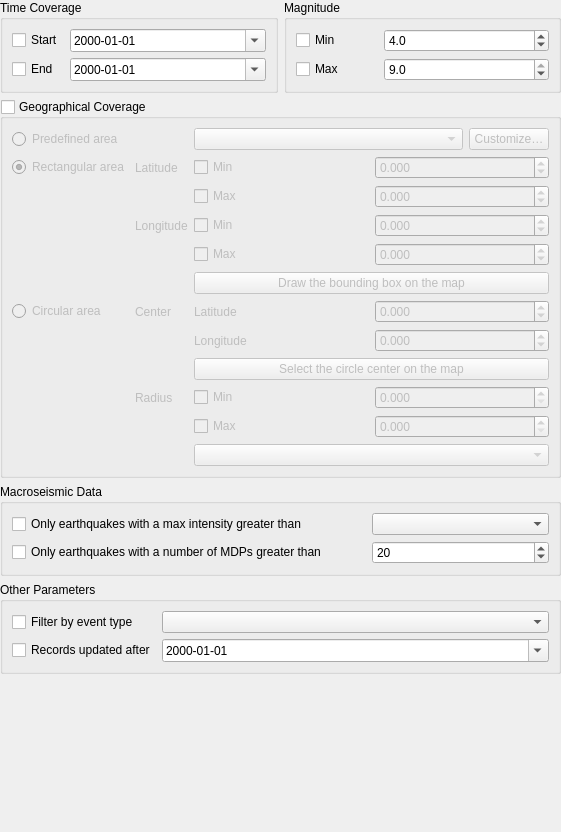
INGV/qquake, file qquake/ui/filter_parameter_widget_base.ui: the form before one commit.
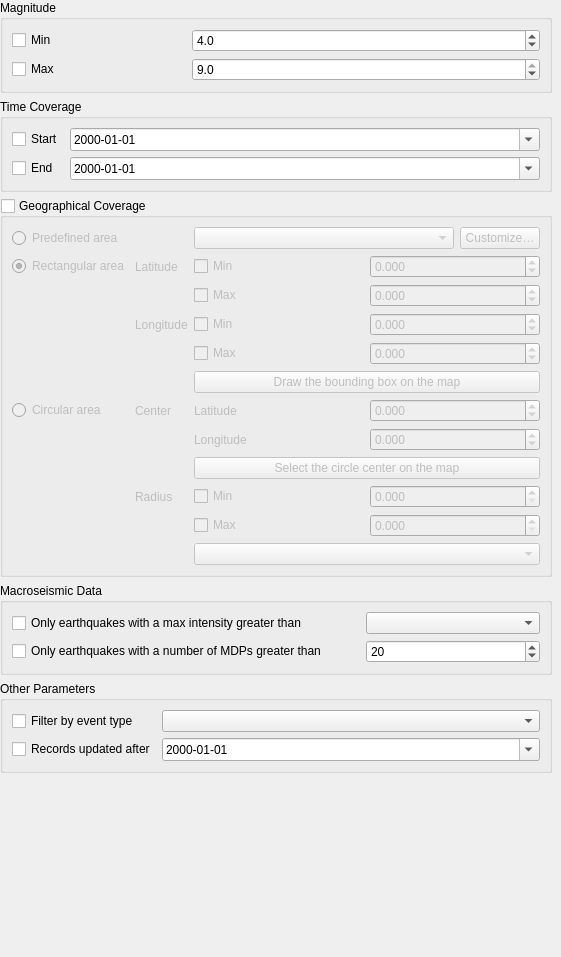
The form after the commit. Custom widgets are drawn as their Qt base class.

Commit message:
Improve handling of scroll areas in widget tabs
Fixes #38

Diff of the .ui file:
```diff
--- a/qquake/ui/filter_parameter_widget_base.ui
+++ b/qquake/ui/filter_parameter_widget_base.ui
@@ -7,13 +7,13 @@
     <x>0</x>
     <y>0</y>
     <width>561</width>
-    <height>832</height>
+    <height>957</height>
    </rect>
   </property>
   <property name="windowTitle">
    <string>Form</string>
   </property>
-  <layout class="QGridLayout" name="gridLayout">
+  <layout class="QVBoxLayout" name="verticalLayout">
    <property name="leftMargin">
     <number>0</number>
    </property>
@@ -26,82 +26,112 @@
    <property name="bottomMargin">
     <number>0</number>
    </property>
-   <item row="2" column="0" colspan="2">
-    <widget class="QGroupBox" name="macroseismic_data_group">
+   <item>
+    <widget class="QScrollArea" name="scroll_area">
+     <property name="frameShape">
+      <enum>QFrame::NoFrame</enum>
+     </property>
+     <property name="frameShadow">
+      <enum>QFrame::Plain</enum>
+     </property>
+     <property name="widgetResizable">
+      <bool>true</bool>
+     </property>
+     <widget class="QWidget" name="scrollAreaWidgetContents">
+      <property name="geometry">
+       <rect>
+        <x>0</x>
+        <y>0</y>
+        <width>561</width>
+        <height>957</height>
+       </rect>
+      </property>
+      <layout class="QVBoxLayout" name="verticalLayout_2">
+       <property name="leftMargin">
+        <number>0</number>
+       </property>
+       <property name="topMargin">
+        <number>0</number>
+       </property>
+       <property name="bottomMargin">
+        <number>0</number>
+       </property>
+       <item>
+        <widget class="QGroupBox" name="magnitude_group">
      <property name="title">
-      <string>Macroseismic Data</string>
-     </property>
-     <property name="checkable">
-      <bool>false</bool>
-     </property>
-     <property name="checked">
-      <bool>false</bool>
-     </property>
-     <layout class="QGridLayout" name="gridLayout_2" columnstretch="2,1">
+          <string>Magnitude</string>
+         </property>
+         <layout class="QGridLayout" name="gridLayout_7" columnstretch="1,2">
+          <item row="0" column="1">
+           <widget class="QDoubleSpinBox" name="fdsn_event_min_magnitude">
+            <property name="decimals">
+             <number>1</number>
+            </property>
+            <property name="minimum">
+             <double>-9.000000000000000</double>
+            </property>
+            <property name="maximum">
+             <double>9.000000000000000</double>
+            </property>
+            <property name="singleStep">
+             <double>0.500000000000000</double>
+            </property>
+            <property name="value">
+             <double>4.000000000000000</double>
+            </property>
+           </widget>
+          </item>
       <item row="1" column="0">
-       <widget class="QCheckBox" name="earthquake_number_mdps_greater_check">
+           <widget class="QCheckBox" name="max_mag_check">
         <property name="text">
-         <string>Only earthquakes with a number of MDPs greater than</string>
+             <string>Max</string>
         </property>
        </widget>
       </item>
       <item row="0" column="0">
-       <widget class="QCheckBox" name="earthquake_max_intensity_greater_check">
+           <widget class="QCheckBox" name="min_mag_check">
         <property name="text">
-         <string>Only earthquakes with a max intensity greater than</string>
+             <string>Min</string>
         </property>
        </widget>
       </item>
       <item row="1" column="1">
-       <widget class="QSpinBox" name="earthquake_number_mdps_greater_spin">
+           <widget class="QDoubleSpinBox" name="fdsn_event_max_magnitude">
+            <property name="decimals">
+             <number>1</number>
+            </property>
+            <property name="minimum">
+             <double>1.000000000000000</double>
+            </property>
         <property name="maximum">
-         <number>999999</number>
+             <double>9.000000000000000</double>
+            </property>
+            <property name="singleStep">
+             <double>0.500000000000000</double>
         </property>
         <property name="value">
-         <number>20</number>
+             <double>9.000000000000000</double>
         </property>
        </widget>
       </item>
-      <item row="0" column="1">
-       <widget class="QComboBox" name="earthquake_max_intensity_greater_combo"/>
-      </item>
      </layout>
     </widget>
    </item>
-   <item row="6" column="0" colspan="2">
-    <widget class="OutputTableOptionsWidget" name="output_table_options_widget" native="true"/>
-   </item>
-   <item row="3" column="0" colspan="2">
-    <widget class="QGroupBox" name="macroseismic_data_group_2">
+       <item>
+        <widget class="QGroupBox" name="time_coverage_group">
      <property name="title">
-      <string>Other Parameters</string>
-     </property>
-     <property name="checkable">
-      <bool>false</bool>
-     </property>
-     <property name="checked">
-      <bool>false</bool>
-     </property>
-     <layout class="QGridLayout" name="gridLayout_4" columnstretch="0,1">
-      <item row="0" column="1">
-       <widget class="QComboBox" name="event_type_combo"/>
-      </item>
+          <string>Time Coverage</string>
+         </property>
+         <layout class="QGridLayout" name="gridLayout_3" columnstretch="0,1">
       <item row="0" column="0">
-       <widget class="QCheckBox" name="event_type_check">
+           <widget class="QCheckBox" name="min_time_check">
         <property name="text">
-         <string>Filter by event type</string>
+             <string>Start</string>
         </property>
        </widget>
       </item>
-      <item row="1" column="0">
-       <widget class="QCheckBox" name="events_updated_after_check">
-        <property name="text">
-         <string>Records updated after</string>
-        </property>
-       </widget>
-      </item>
-      <item row="1" column="1">
-       <widget class="QDateTimeEdit" name="events_updated_after">
+          <item row="0" column="1">
+           <widget class="QDateTimeEdit" name="fdsn_event_start_date">
         <property name="maximumDateTime">
          <datetime>
           <hour>23</hour>
@@ -120,10 +150,34 @@
         </property>
        </widget>
       </item>
+          <item row="1" column="1">
+           <widget class="QDateTimeEdit" name="fdsn_event_end_date">
+            <property name="minimumDate">
+             <date>
+              <year>1777</year>
+              <month>9</month>
+              <day>14</day>
+             </date>
+            </property>
+            <property name="displayFormat">
+             <string>yyyy-MM-dd</string>
+            </property>
+            <property name="calendarPopup">
+             <bool>true</bool>
+            </property>
+           </widget>
+          </item>
+          <item row="1" column="0">
+           <widget class="QCheckBox" name="max_time_check">
+            <property name="text">
+             <string>End</string>
+            </property>
+           </widget>
+          </item>
      </layout>
     </widget>
    </item>
-   <item row="1" column="0" colspan="2">
+       <item>
     <widget class="QGroupBox" name="limit_extent_checkbox">
      <property name="title">
       <string>Geographical Coverage</string>
@@ -393,131 +447,107 @@
      </layout>
     </widget>
    </item>
-   <item row="5" column="0" colspan="2">
+       <item>
+        <widget class="QGroupBox" name="macroseismic_data_group">
+         <property name="title">
+          <string>Macroseismic Data</string>
+         </property>
+         <property name="checkable">
+          <bool>false</bool>
+         </property>
+         <property name="checked">
+          <bool>false</bool>
+         </property>
+         <layout class="QGridLayout" name="gridLayout_2" columnstretch="2,1">
+          <item row="1" column="0">
+           <widget class="QCheckBox" name="earthquake_number_mdps_greater_check">
+            <property name="text">
+             <string>Only earthquakes with a number of MDPs greater than</string>
+            </property>
+           </widget>
+          </item>
+          <item row="0" column="0">
+           <widget class="QCheckBox" name="earthquake_max_intensity_greater_check">
+            <property name="text">
+             <string>Only earthquakes with a max intensity greater than</string>
+            </property>
+           </widget>
+          </item>
+          <item row="1" column="1">
+           <widget class="QSpinBox" name="earthquake_number_mdps_greater_spin">
+            <property name="maximum">
+             <number>999999</number>
+            </property>
+            <property name="value">
+             <number>20</number>
+            </property>
+           </widget>
+          </item>
+          <item row="0" column="1">
+           <widget class="QComboBox" name="earthquake_max_intensity_greater_combo"/>
+          </item>
+         </layout>
+        </widget>
+       </item>
+       <item>
+        <widget class="QGroupBox" name="macroseismic_data_group_2">
+         <property name="title">
+          <string>Other Parameters</string>
+         </property>
+         <property name="checkable">
+          <bool>false</bool>
+         </property>
+         <property name="checked">
+          <bool>false</bool>
+         </property>
+         <layout class="QGridLayout" name="gridLayout_4" columnstretch="0,1">
+          <item row="0" column="1">
+           <widget class="QComboBox" name="event_type_combo"/>
+          </item>
+          <item row="0" column="0">
+           <widget class="QCheckBox" name="event_type_check">
+            <property name="text">
+             <string>Filter by event type</string>
+            </property>
+           </widget>
+          </item>
+          <item row="1" column="0">
+           <widget class="QCheckBox" name="events_updated_after_check">
+            <property name="text">
+             <string>Records updated after</string>
+            </property>
+           </widget>
+          </item>
+          <item row="1" column="1">
+           <widget class="QDateTimeEdit" name="events_updated_after">
+            <property name="maximumDateTime">
+             <datetime>
+              <hour>23</hour>
+              <minute>59</minute>
+              <second>59</second>
+              <year>9999</year>
+              <month>12</month>
+              <day>31</day>
+             </datetime>
+            </property>
+            <property name="displayFormat">
+             <string>yyyy-MM-dd</string>
+            </property>
+            <property name="calendarPopup">
+             <bool>true</bool>
+            </property>
+           </widget>
+          </item>
+         </layout>
+        </widget>
+       </item>
+       <item>
     <widget class="OutputOptionsWidget" name="output_options_widget" native="true"/>
    </item>
-   <item row="0" column="1">
-    <widget class="QGroupBox" name="magnitude_group">
-     <property name="title">
-      <string>Magnitude</string>
-     </property>
-     <layout class="QGridLayout" name="gridLayout_7" columnstretch="1,2">
-      <item row="0" column="1">
-       <widget class="QDoubleSpinBox" name="fdsn_event_min_magnitude">
-        <property name="decimals">
-         <number>1</number>
-        </property>
-        <property name="minimum">
-         <double>-9.000000000000000</double>
-        </property>
-        <property name="maximum">
-         <double>9.000000000000000</double>
-        </property>
-        <property name="singleStep">
-         <double>0.500000000000000</double>
-        </property>
-        <property name="value">
-         <double>4.000000000000000</double>
-        </property>
-       </widget>
-      </item>
-      <item row="1" column="0">
-       <widget class="QCheckBox" name="max_mag_check">
-        <property name="text">
-         <string>Max</string>
-        </property>
-       </widget>
-      </item>
-      <item row="0" column="0">
-       <widget class="QCheckBox" name="min_mag_check">
-        <property name="text">
-         <string>Min</string>
-        </property>
-       </widget>
-      </item>
-      <item row="1" column="1">
-       <widget class="QDoubleSpinBox" name="fdsn_event_max_magnitude">
-        <property name="decimals">
-         <number>1</number>
-        </property>
-        <property name="minimum">
-         <double>1.000000000000000</double>
-        </property>
-        <property name="maximum">
-         <double>9.000000000000000</double>
-        </property>
-        <property name="singleStep">
-         <double>0.500000000000000</double>
-        </property>
-        <property name="value">
-         <double>9.000000000000000</double>
-        </property>
-       </widget>
-      </item>
-     </layout>
-    </widget>
-   </item>
-   <item row="0" column="0">
-    <widget class="QGroupBox" name="time_coverage_group">
-     <property name="title">
-      <string>Time Coverage</string>
-     </property>
-     <layout class="QGridLayout" name="gridLayout_3" columnstretch="0,1">
-      <item row="0" column="0">
-       <widget class="QCheckBox" name="min_time_check">
-        <property name="text">
-         <string>Start</string>
-        </property>
-       </widget>
-      </item>
-      <item row="0" column="1">
-       <widget class="QDateTimeEdit" name="fdsn_event_start_date">
-        <property name="maximumDateTime">
-         <datetime>
-          <hour>23</hour>
-          <minute>59</minute>
-          <second>59</second>
-          <year>9999</year>
-          <month>12</month>
-          <day>31</day>
-         </datetime>
-        </property>
-        <property name="displayFormat">
-         <string>yyyy-MM-dd</string>
-        </property>
-        <property name="calendarPopup">
-         <bool>true</bool>
-        </property>
-       </widget>
-      </item>
-      <item row="1" column="1">
-       <widget class="QDateTimeEdit" name="fdsn_event_end_date">
-        <property name="minimumDate">
-         <date>
-          <year>1777</year>
-          <month>9</month>
-          <day>14</day>
-         </date>
-        </property>
-        <property name="displayFormat">
-         <string>yyyy-MM-dd</string>
-        </property>
-        <property name="calendarPopup">
-         <bool>true</bool>
-        </property>
-       </widget>
-      </item>
-      <item row="1" column="0">
-       <widget class="QCheckBox" name="max_time_check">
-        <property name="text">
-         <string>End</string>
-        </property>
-       </widget>
-      </item>
-     </layout>
-    </widget>
-   </item>
-   <item row="7" column="0">
+       <item>
+        <widget class="OutputTableOptionsWidget" name="output_table_options_widget" native="true"/>
+       </item>
+       <item>
     <spacer name="verticalSpacer">
      <property name="orientation">
       <enum>Qt::Vertical</enum>
@@ -529,6 +559,10 @@
       </size>
      </property>
     </spacer>
+       </item>
+      </layout>
+     </widget>
+    </widget>
    </item>
   </layout>
  </widget>
```
Lines whose indentation alone changed are shown as unchanged. The commit also changes 8 other files.
